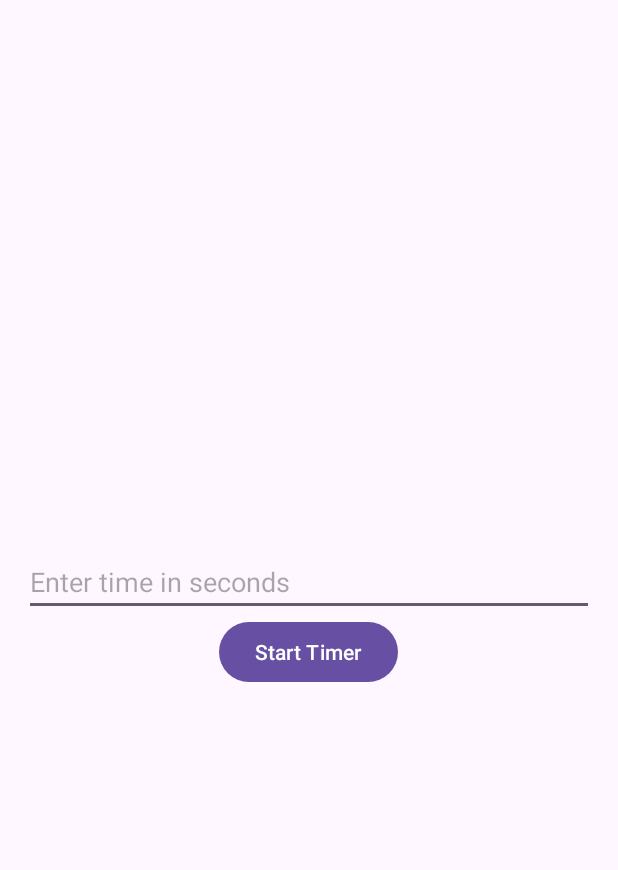
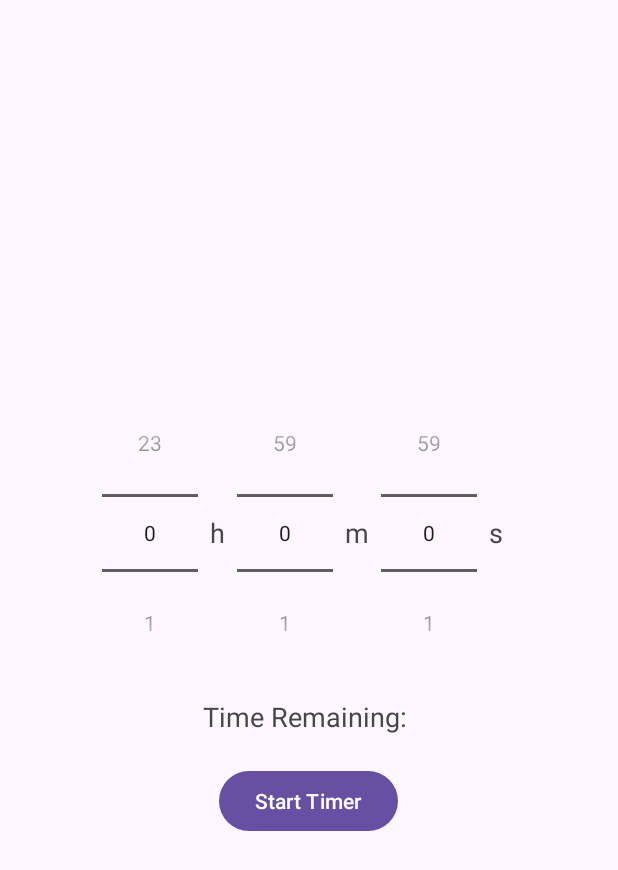
Before and after one commit to QuentinHelion/SleepTunes, an Android app: the screen it shows after launch (MainActivity), after a tap on "Start Timer", on a phone screen of 412 x 824 dp. Shown: the top 870 px of the screen. Run offline under Robolectric (Android 15) with nearby library versions, the phone set to English and light mode, and no system bars.

Commit message:
graphical rework and add stop button

```diff
--- a/app/src/main/java/com/music/sleeptunes/MainActivity.java
+++ b/app/src/main/java/com/music/sleeptunes/MainActivity.java
@@ -5,15 +5,20 @@ import android.media.AudioManager;
 import android.os.Bundle;
 import android.os.CountDownTimer;
 import android.widget.Button;
-import android.widget.EditText;
+import android.widget.NumberPicker;
+import android.widget.TextView;
 import android.widget.Toast;
 
 import androidx.appcompat.app.AppCompatActivity;
 
 public class MainActivity extends AppCompatActivity {
 
-    private EditText etTimer;
+    private NumberPicker npHours;
+    private NumberPicker npMinutes;
+    private NumberPicker npSeconds;
+    private TextView tvRemainingTime;
     private Button btnStart;
+    private Button btnStop;
     private CountDownTimer countDownTimer;
 
     @Override
@@ -21,40 +26,63 @@ public class MainActivity extends AppCompatActivity {
         super.onCreate(savedInstanceState);
         setContentView(R.layout.activity_main);
 
-        etTimer = findViewById(R.id.etTimer);
+        // Initialize NumberPickers
+        npHours = findViewById(R.id.npHours);
+        npMinutes = findViewById(R.id.npMinutes);
+        npSeconds = findViewById(R.id.npSeconds);
+        tvRemainingTime = findViewById(R.id.tvRemainingTime);
         btnStart = findViewById(R.id.btnStart);
+        btnStop = findViewById(R.id.btnStop);
+
+        // Set NumberPicker ranges
+        npHours.setMinValue(0);
+        npHours.setMaxValue(23);
+
+        npMinutes.setMinValue(0);
+        npMinutes.setMaxValue(59);
+
+        npSeconds.setMinValue(0);
+        npSeconds.setMaxValue(59);
 
         btnStart.setOnClickListener(v -> {
-            String timeString = etTimer.getText().toString();
-            int timeInSeconds;
+            int hours = npHours.getValue();
+            int minutes = npMinutes.getValue();
+            int seconds = npSeconds.getValue();
 
-            try {
-                timeInSeconds = Integer.parseInt(timeString);
-                if (timeInSeconds > 0) {
-                    startTimer(timeInSeconds);
-                } else {
-                    Toast.makeText(MainActivity.this, "Please enter a valid time", Toast.LENGTH_SHORT).show();
-                }
-            } catch (NumberFormatException e) {
+            int totalSeconds = hours * 3600 + minutes * 60 + seconds;
+
+            if (totalSeconds > 0) {
+                startTimer(totalSeconds);
+                btnStart.setEnabled(false); // Disable Start button
+                btnStop.setVisibility(Button.VISIBLE); // Show Stop button
+            } else {
                 Toast.makeText(MainActivity.this, "Please enter a valid time", Toast.LENGTH_SHORT).show();
             }
         });
+
+        btnStop.setOnClickListener(v -> stopTimer());
     }
 
-    private void startTimer(int timeInSeconds) {
+    private void startTimer(int totalSeconds) {
         if (countDownTimer != null) {
             countDownTimer.cancel();
         }
 
-        countDownTimer = new CountDownTimer(timeInSeconds * 1000L, 1000) {
+        countDownTimer = new CountDownTimer(totalSeconds * 1000L, 1000) {
             @Override
             public void onTick(long millisUntilFinished) {
-                // Update the UI if needed
+                long hours = (millisUntilFinished / (1000 * 3600));
+                long minutes = (millisUntilFinished / (1000 * 60)) % 60;
+                long seconds = (millisUntilFinished / 1000) % 60;
+
+                String timeRemaining = String.format("Time Remaining: %02d:%02d:%02d", hours, minutes, seconds);
+                tvRemainingTime.setText(timeRemaining);
             }
 
             @Override
             public void onFinish() {
                 stopMusic();
+                resetUI();
             }
         }.start();
     }
@@ -62,10 +90,23 @@ public class MainActivity extends AppCompatActivity {
     private void stopMusic() {
         AudioManager audioManager = (AudioManager) getSystemService(Context.AUDIO_SERVICE);
         if (audioManager != null) {
-            // Pause music by sending a media button event
             audioManager.dispatchMediaKeyEvent(new android.view.KeyEvent(android.view.KeyEvent.ACTION_DOWN, android.view.KeyEvent.KEYCODE_MEDIA_PAUSE));
             audioManager.dispatchMediaKeyEvent(new android.view.KeyEvent(android.view.KeyEvent.ACTION_UP, android.view.KeyEvent.KEYCODE_MEDIA_PAUSE));
             Toast.makeText(MainActivity.this, "Music stopped", Toast.LENGTH_SHORT).show();
         }
     }
+
+    private void stopTimer() {
+        if (countDownTimer != null) {
+            countDownTimer.cancel();
+            resetUI();
+            Toast.makeText(MainActivity.this, "Timer stopped", Toast.LENGTH_SHORT).show();
+        }
+    }
+
+    private void resetUI() {
+        btnStart.setEnabled(true);
+        btnStop.setVisibility(Button.GONE);
+        tvRemainingTime.setText("Time Remaining: ");
+    }
 }
--- a/app/src/main/res/layout/activity_main.xml
+++ b/app/src/main/res/layout/activity_main.xml
@@ -1,3 +1,4 @@
+<?xml version="1.0" encoding="utf-8"?>
 <LinearLayout
     xmlns:android="http://schemas.android.com/apk/res/android"
     android:layout_width="match_parent"
@@ -6,16 +7,70 @@
     android:orientation="vertical"
     android:padding="16dp">
 
-    <EditText
-        android:id="@+id/etTimer"
-        android:layout_width="match_parent"
+    <LinearLayout
+        android:layout_width="wrap_content"
         android:layout_height="wrap_content"
-        android:hint="Enter time in seconds"
-        android:inputType="number" />
+        android:orientation="horizontal"
+        android:gravity="center">
+
+        <NumberPicker
+            android:id="@+id/npHours"
+            android:layout_width="wrap_content"
+            android:layout_height="wrap_content" />
+
+        <TextView
+            android:layout_width="wrap_content"
+            android:layout_height="wrap_content"
+            android:text="h"
+            android:textSize="18sp"
+            android:layout_margin="8dp" />
+
+        <NumberPicker
+            android:id="@+id/npMinutes"
+            android:layout_width="wrap_content"
+            android:layout_height="wrap_content" />
+
+        <TextView
+            android:layout_width="wrap_content"
+            android:layout_height="wrap_content"
+            android:text="m"
+            android:textSize="18sp"
+            android:layout_margin="8dp" />
+
+        <NumberPicker
+            android:id="@+id/npSeconds"
+            android:layout_width="wrap_content"
+            android:layout_height="wrap_content" />
+
+        <TextView
+            android:layout_width="wrap_content"
+            android:layout_height="wrap_content"
+            android:text="s"
+            android:textSize="18sp"
+            android:layout_margin="8dp" />
+    </LinearLayout>
+
+    <TextView
+        android:id="@+id/tvRemainingTime"
+        android:layout_width="wrap_content"
+        android:layout_height="wrap_content"
+        android:text="Time Remaining: "
+        android:textSize="18sp"
+        android:layout_marginTop="20dp" />
 
     <Button
         android:id="@+id/btnStart"
         android:layout_width="wrap_content"
         android:layout_height="wrap_content"
-        android:text="Start Timer" />
+        android:text="Start Timer"
+        android:layout_marginTop="20dp" />
+
+    <Button
+        android:id="@+id/btnStop"
+        android:layout_width="wrap_content"
+        android:layout_height="wrap_content"
+        android:text="Stop Timer"
+        android:layout_marginTop="10dp"
+        android:visibility="gone" /> <!-- Initially hidden -->
+
 </LinearLayout>
```
Also changed, not shown: 2 other files.
